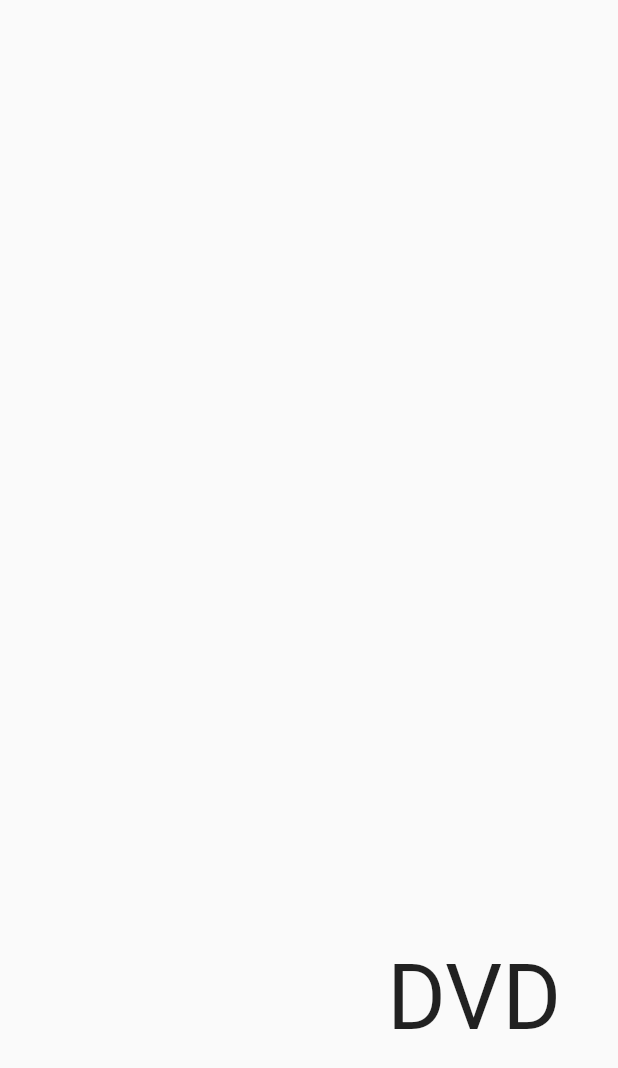
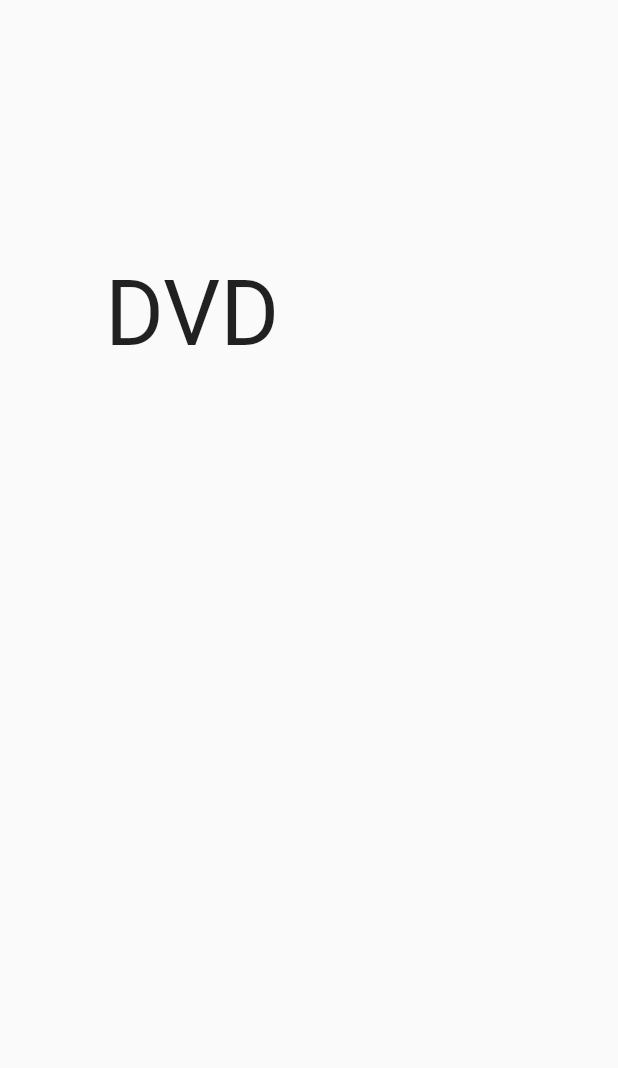
Before and after one commit to fen0268/FlutterAnimationDVD, a Flutter app: the screen it shows after launch, on a phone screen of 412 x 824 dp. Shown: the top 1068 px of the screen. Run offline on Flutter 3.47's test engine with Material 2 defaults, Android fonts, the phone set to English and light mode, and no system bars.

Commit message:
単位ベクトルを

```diff
--- a/lib/utils/vector.dart
+++ b/lib/utils/vector.dart
@@ -2,13 +2,13 @@
 
 Offset vectors(int num) {
   if (num == 0) {
-    return const Offset(1, -1);
+    return const Offset(4, -4);
   } else if (num == 1) {
-    return const Offset(-1, -1);
+    return const Offset(-4, -4);
   } else if (num == 2) {
-    return const Offset(-1, 1);
+    return const Offset(-4, 4);
   } else if (num == 3) {
-    return const Offset(1, 1);
+    return const Offset(4, 4);
   } else {
     return const Offset(0, 0);
   }
```
